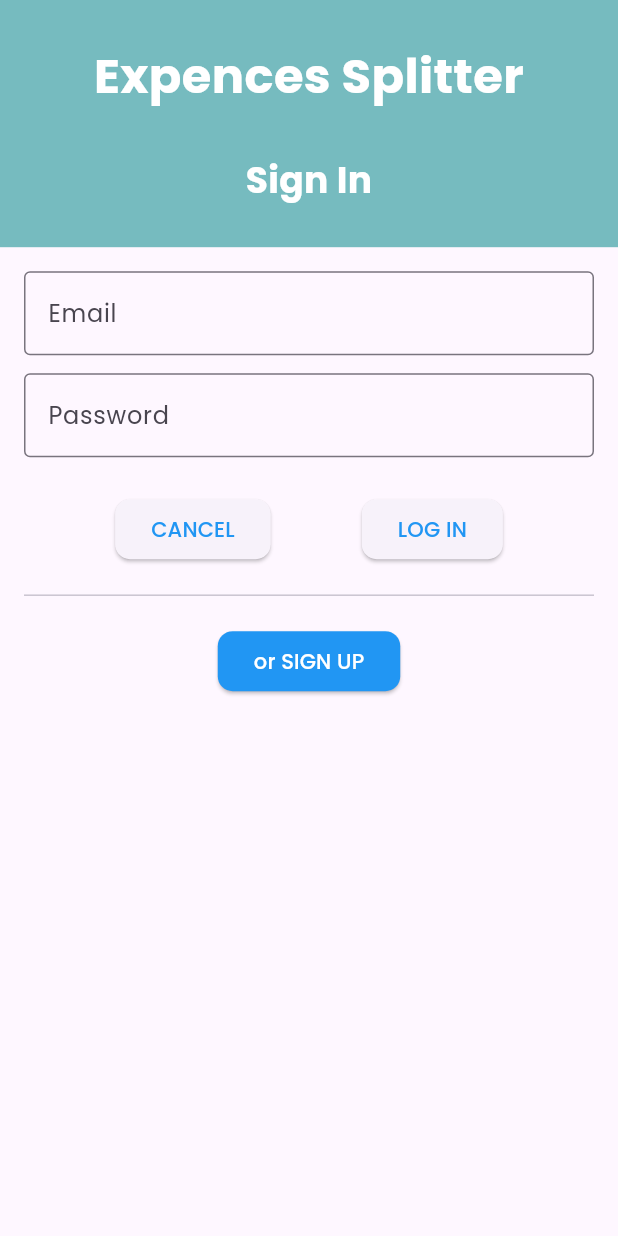
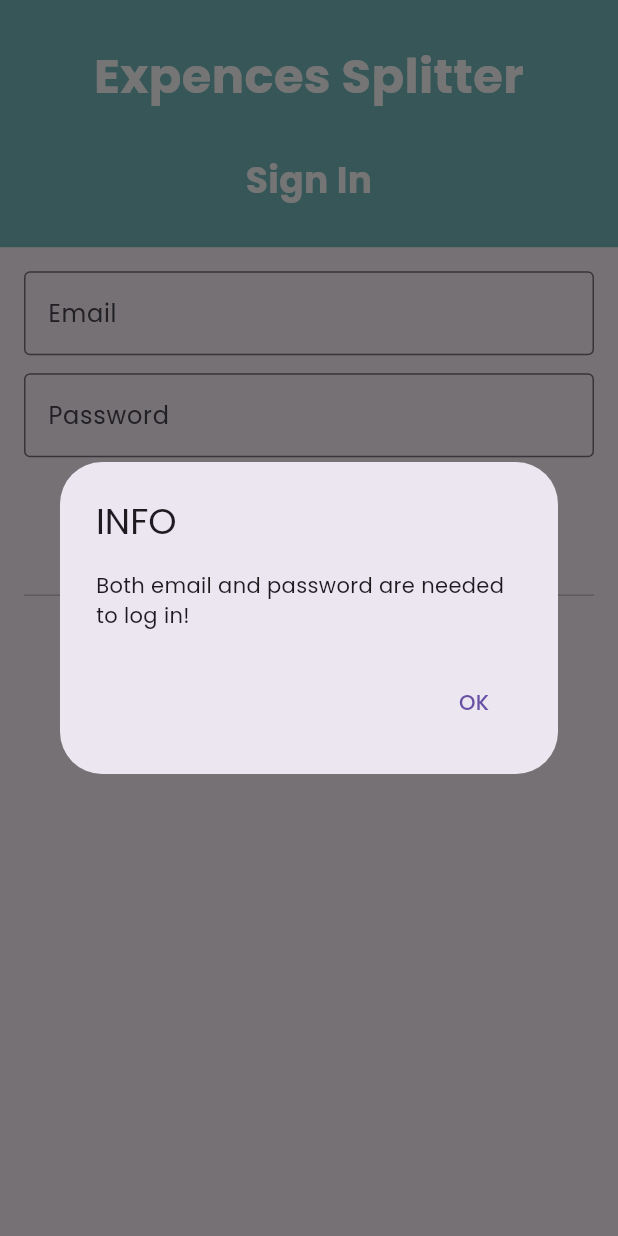
Before and after one commit to mandra822/PIMProject, a Flutter app: the LoginPage screen opened directly, after a tap on "LOG IN", on a phone screen of 412 x 824 dp. Run offline on Flutter 3.47's test engine with Material 3 defaults, Android fonts, the light colour scheme and no system bars; our stand-ins replace cloud_firestore, firebase_auth, firebase_core, flutter_svg; accounts and stored records are empty.

Commit message:
log in functionality added

```diff
--- a/expences_spliter/lib/firestore_service.dart
+++ b/expences_spliter/lib/firestore_service.dart
@@ -5,7 +5,7 @@ class FirestoreService {
   final FirebaseFirestore _db = FirebaseFirestore.instance;
   final FirebaseAuth _auth = FirebaseAuth.instance;
 
-
+  //method to register new users
   Future<String?> register(String email, String password, Map<String, dynamic> userData) async {
     try {
       UserCredential userCredential = await _auth.createUserWithEmailAndPassword(email: email, password: password);
@@ -21,5 +21,19 @@ class FirestoreService {
     }
   }
 
+  //method to log in users
+  Future<String?> logIn(String email, String password) async {
+    try {
+      await _auth.signInWithEmailAndPassword(email: email, password: password);
+
+      return "success";
+
+    } on FirebaseAuthException catch (e) {
+      return e.message;
+    }
+  }
+
+
+
 
 }
--- a/expences_spliter/lib/main.dart
+++ b/expences_spliter/lib/main.dart
@@ -23,7 +23,7 @@ class MyApp extends StatelessWidget {
     return MaterialApp(
       debugShowCheckedModeBanner: false,
       theme: ThemeData(fontFamily: 'Poppins'),
-      home: SignUpPage(),
+      home: LoginPage(),
     );
   }
 }
--- a/expences_spliter/lib/pages/loginPage.dart
+++ b/expences_spliter/lib/pages/loginPage.dart
@@ -8,28 +8,45 @@ class LoginPage extends StatelessWidget {
 
   final FirestoreService _firestoreService = FirestoreService();
 
-  final TextEditingController _loginController = TextEditingController();
+  final TextEditingController _emailController = TextEditingController();
   final TextEditingController _passwordController = TextEditingController();
 
-  void registerUser() async {
-    String email = "user@example.com";
-    String password = "password123";
+  void _showInfo(BuildContext context, String message) {
+    showDialog(
+      context: context,
+      builder: (context) => AlertDialog(
+        title: Text('INFO'),
+        content: Text(message),
+        actions: [
+          TextButton(
+            onPressed: () {
+              Navigator.pop(context);
+            },
+            child: Text('OK')
+          )
+        ],
+      )
+    );
+  }
 
-    // Dodatkowe dane użytkownika
-    Map<String, dynamic> userData = {
-      "name": "John Doe",
-      "age": 30,
-      "email": email,
-    };
+  void _logIn(String email, String password, BuildContext context) async {
 
-    String? result = await _firestoreService.register(email, password, userData);
+    if (email.isEmpty || password.isEmpty) {
+      _showInfo(context, 'Both email and password are needed to log in!');
+      return;
+    }
 
-    if (result.toString() == "success") {
-      print("New User Added");
-    } else {
-      print("Registration failed: $result");
+    String? result = await _firestoreService.logIn(email, password);
+
+    if (result == "success") {
+      _showInfo(context, "Success! U logged in <3");
+      // Navigator.pushReplacementNamed(context, '/home');
     }
-}
+    else {
+      _showInfo(context, 'ERROR: $result');
+    }
+
+  }
 
   @override
   Widget build(BuildContext context) {
@@ -82,7 +99,7 @@ class LoginPage extends StatelessWidget {
 
                   // email field
                   TextField(
-                    controller: _loginController,
+                    controller: _emailController,
                     decoration: const InputDecoration(
                       labelText: 'Email',
                       border: OutlineInputBorder()
@@ -111,7 +128,8 @@ class LoginPage extends StatelessWidget {
                       // button cancel
                       ElevatedButton(
                         onPressed: () {
-                          // cancel button functionality
+                          _emailController.clear();
+                          _passwordController.clear();
                         },
                         style: ElevatedButton.styleFrom(
                           shape: RoundedRectangleBorder(
@@ -130,7 +148,7 @@ class LoginPage extends StatelessWidget {
                       // button login
                       ElevatedButton(
                         onPressed: () {
-
+                          _logIn(_emailController.text, _passwordController.text, context);
                         },
                         style: ElevatedButton.styleFrom(
                           shape: RoundedRectangleBorder(
@@ -157,7 +175,7 @@ class LoginPage extends StatelessWidget {
                   // button sign up
                       ElevatedButton(
                         onPressed: () {
-                          //registerUser();
+
                         },
                         style: ElevatedButton.styleFrom(
                           shape: RoundedRectangleBorder(
```
